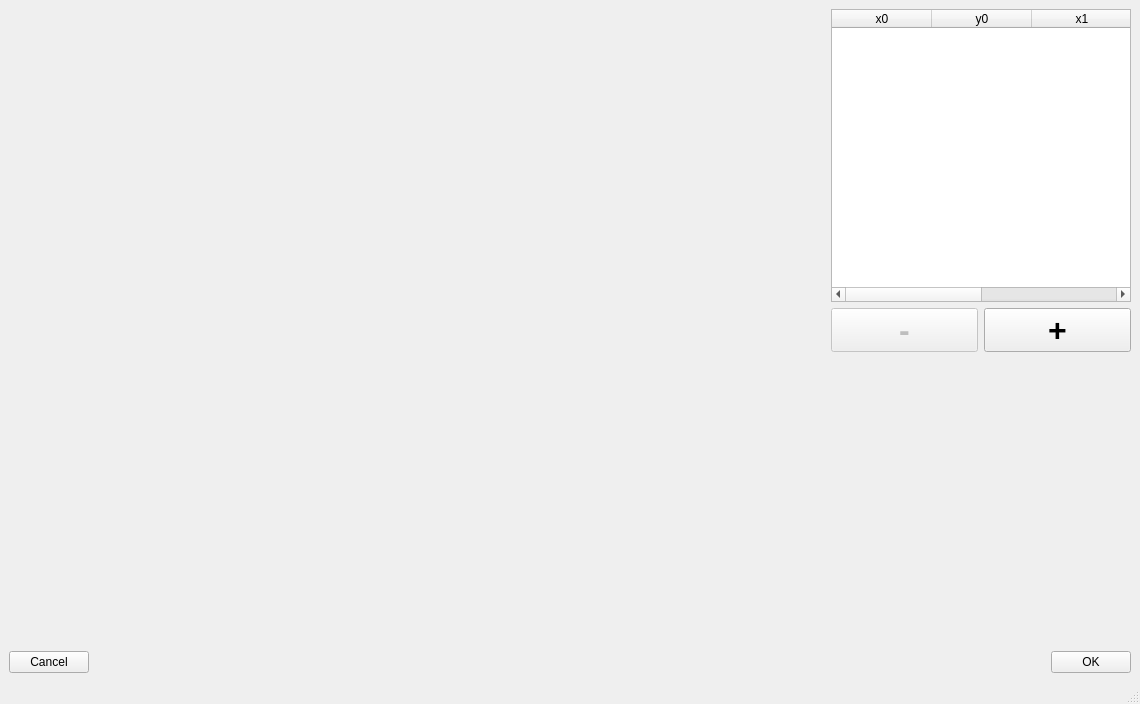
Qt form notebooks/ui/ui_roi_selection.ui (neutronimaging/python_notebooks) before a commit.
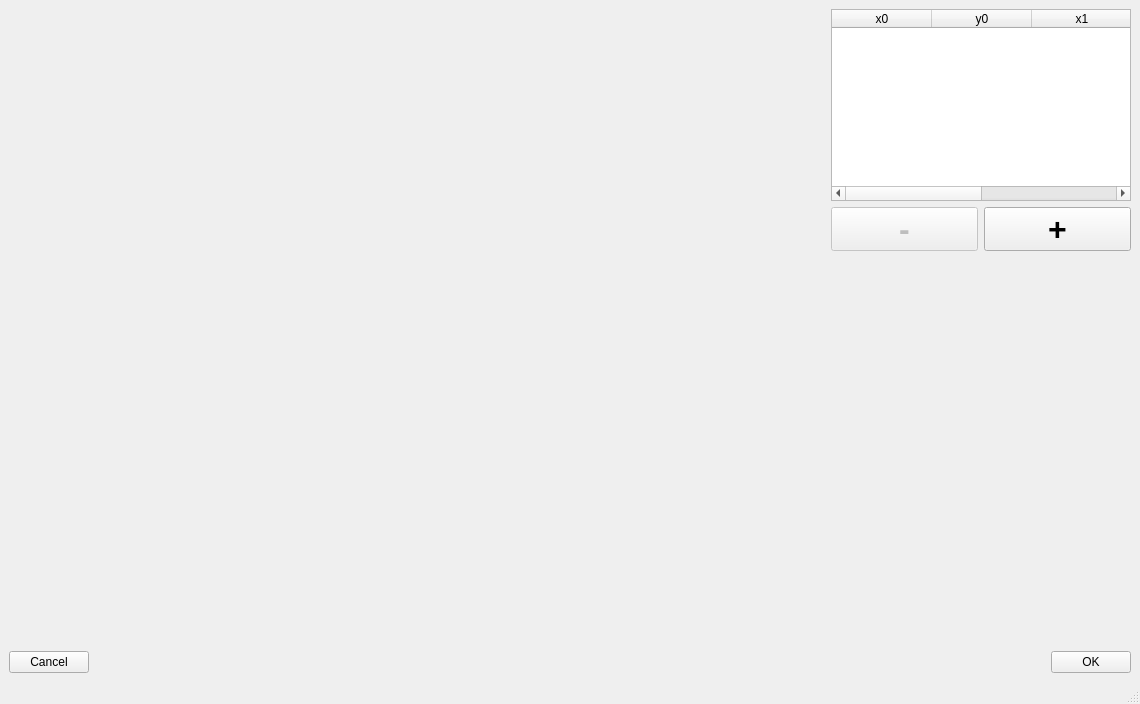
The same form after that commit.

```diff
--- a/notebooks/ui/ui_roi_selection.ui
+++ b/notebooks/ui/ui_roi_selection.ui
@@ -137,6 +137,26 @@
           </property>
          </spacer>
         </item>
+        <item>
+         <widget class="QLabel" name="instruction">
+          <property name="text">
+           <string/>
+          </property>
+         </widget>
+        </item>
+        <item>
+         <spacer name="verticalSpacer_2">
+          <property name="orientation">
+           <enum>Qt::Vertical</enum>
+          </property>
+          <property name="sizeHint" stdset="0">
+           <size>
+            <width>20</width>
+            <height>40</height>
+           </size>
+          </property>
+         </spacer>
+        </item>
        </layout>
       </item>
      </layout>
```
Left out of the diff: 2 changed lines with no effect on the pictures.
